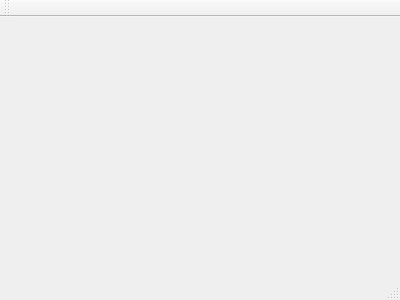
The window that Seeds/mainwindow.ui (tjarrow/Practice-lab_works-) describes before a commit, drawn with Qt 5.
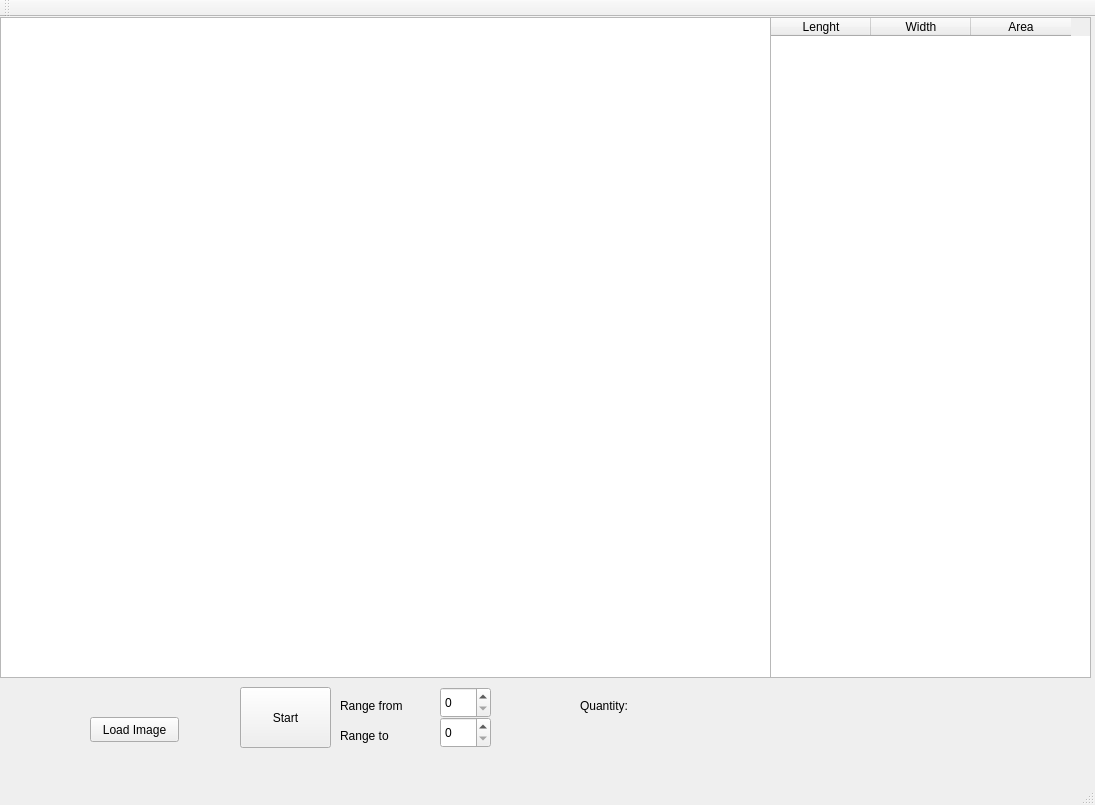
The same window after the commit. Custom widgets are drawn as their Qt base class.

Commit message: Add methods to user interface

```diff
--- a/Seeds/mainwindow.ui
+++ b/Seeds/mainwindow.ui
@@ -1,24 +1,213 @@
 <ui version="4.0">
  <class>MainWindow</class>
- <widget class="QMainWindow" name="MainWindow" >
-  <property name="geometry" >
+ <widget class="QMainWindow" name="MainWindow">
+  <property name="geometry">
    <rect>
     <x>0</x>
     <y>0</y>
-    <width>400</width>
-    <height>300</height>
+    <width>1095</width>
+    <height>805</height>
    </rect>
   </property>
-  <property name="windowTitle" >
+  <property name="sizePolicy">
+   <sizepolicy hsizetype="Preferred" vsizetype="Preferred">
+    <horstretch>0</horstretch>
+    <verstretch>0</verstretch>
+   </sizepolicy>
+  </property>
+  <property name="windowTitle">
    <string>MainWindow</string>
   </property>
-  <widget class="QMenuBar" name="menuBar" />
-  <widget class="QToolBar" name="mainToolBar" />
-  <widget class="QWidget" name="centralWidget" />
-  <widget class="QStatusBar" name="statusBar" />
+  <widget class="QWidget" name="centralWidget">
+   <widget class="QLabel" name="label">
+    <property name="geometry">
+     <rect>
+      <x>10</x>
+      <y>680</y>
+      <width>221</width>
+      <height>20</height>
+     </rect>
+    </property>
+    <property name="text">
+     <string/>
+    </property>
+   </widget>
+   <widget class="QPushButton" name="pushButton">
+    <property name="geometry">
+     <rect>
+      <x>240</x>
+      <y>670</y>
+      <width>91</width>
+      <height>61</height>
+     </rect>
+    </property>
+    <property name="text">
+     <string>Start</string>
+    </property>
+   </widget>
+   <widget class="Wheel" name="graphicsView">
+    <property name="geometry">
+     <rect>
+      <x>0</x>
+      <y>0</y>
+      <width>771</width>
+      <height>661</height>
+     </rect>
+    </property>
+    <property name="sizeAdjustPolicy">
+     <enum>QAbstractScrollArea::AdjustToContents</enum>
+    </property>
+    <property name="transformationAnchor">
+     <enum>QGraphicsView::NoAnchor</enum>
+    </property>
+    <property name="resizeAnchor">
+     <enum>QGraphicsView::NoAnchor</enum>
+    </property>
+    <property name="viewportUpdateMode">
+     <enum>QGraphicsView::SmartViewportUpdate</enum>
+    </property>
+   </widget>
+   <widget class="QPushButton" name="pushButton_2">
+    <property name="geometry">
+     <rect>
+      <x>90</x>
+      <y>700</y>
+      <width>89</width>
+      <height>25</height>
+     </rect>
+    </property>
+    <property name="text">
+     <string>Load Image</string>
+    </property>
+   </widget>
+   <widget class="QSpinBox" name="spinBox">
+    <property name="geometry">
+     <rect>
+      <x>440</x>
+      <y>670</y>
+      <width>51</width>
+      <height>31</height>
+     </rect>
+    </property>
+    <property name="maximum">
+     <number>255</number>
+    </property>
+    <property name="singleStep">
+     <number>5</number>
+    </property>
+   </widget>
+   <widget class="QSpinBox" name="spinBox_2">
+    <property name="geometry">
+     <rect>
+      <x>440</x>
+      <y>700</y>
+      <width>51</width>
+      <height>31</height>
+     </rect>
+    </property>
+    <property name="maximum">
+     <number>255</number>
+    </property>
+    <property name="singleStep">
+     <number>5</number>
+    </property>
+   </widget>
+   <widget class="QTableWidget" name="tableWidget">
+    <property name="geometry">
+     <rect>
+      <x>770</x>
+      <y>0</y>
+      <width>321</width>
+      <height>661</height>
+     </rect>
+    </property>
+    <property name="columnCount">
+     <number>3</number>
+    </property>
+    <column>
+     <property name="text">
+      <string>Lenght</string>
+     </property>
+    </column>
+    <column>
+     <property name="text">
+      <string>Width</string>
+     </property>
+    </column>
+    <column>
+     <property name="text">
+      <string>Area</string>
+     </property>
+    </column>
+   </widget>
+   <widget class="QLabel" name="label_2">
+    <property name="geometry">
+     <rect>
+      <x>580</x>
+      <y>680</y>
+      <width>67</width>
+      <height>17</height>
+     </rect>
+    </property>
+    <property name="text">
+     <string>Quantity: </string>
+    </property>
+   </widget>
+   <widget class="QLabel" name="label_3">
+    <property name="geometry">
+     <rect>
+      <x>340</x>
+      <y>680</y>
+      <width>91</width>
+      <height>17</height>
+     </rect>
+    </property>
+    <property name="text">
+     <string>Range from</string>
+    </property>
+   </widget>
+   <widget class="QLabel" name="label_4">
+    <property name="geometry">
+     <rect>
+      <x>340</x>
+      <y>710</y>
+      <width>91</width>
+      <height>17</height>
+     </rect>
+    </property>
+    <property name="text">
+     <string>Range to</string>
+    </property>
+   </widget>
+  </widget>
+  <widget class="QMenuBar" name="menuBar">
+   <property name="geometry">
+    <rect>
+     <x>0</x>
+     <y>0</y>
+     <width>1095</width>
+     <height>22</height>
+    </rect>
+   </property>
+  </widget>
+  <widget class="QToolBar" name="mainToolBar">
+   <attribute name="toolBarArea">
+    <enum>TopToolBarArea</enum>
+   </attribute>
+   <attribute name="toolBarBreak">
+    <bool>false</bool>
+   </attribute>
+  </widget>
+  <widget class="QStatusBar" name="statusBar"/>
  </widget>
- <layoutDefault spacing="6" margin="11" />
- <pixmapfunction></pixmapfunction>
+ <layoutdefault spacing="6" margin="11"/>
+ <customwidgets>
+  <customwidget>
+   <class>Wheel</class>
+   <extends>QGraphicsView</extends>
+   <header>wheel.h</header>
+  </customwidget>
+ </customwidgets>
  <resources/>
  <connections/>
 </ui>
```
Left out of the diff: 1 changed line with no effect on the pictures.
